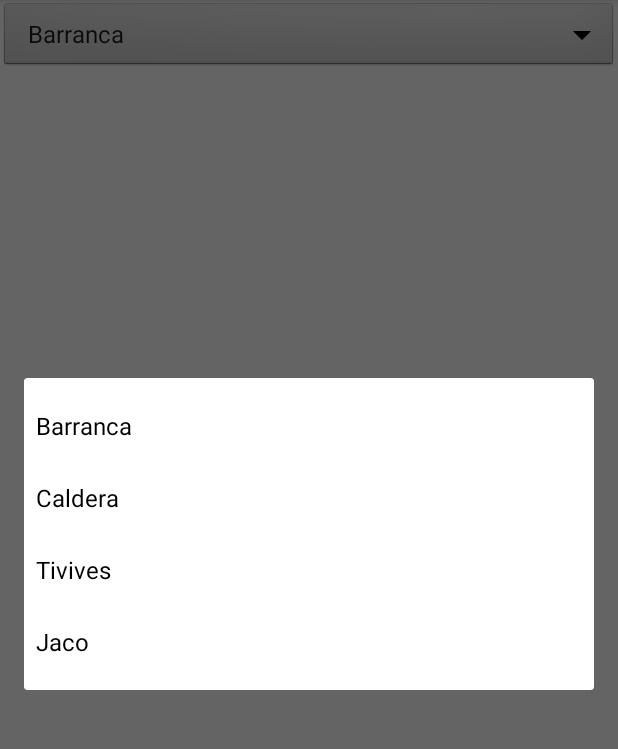
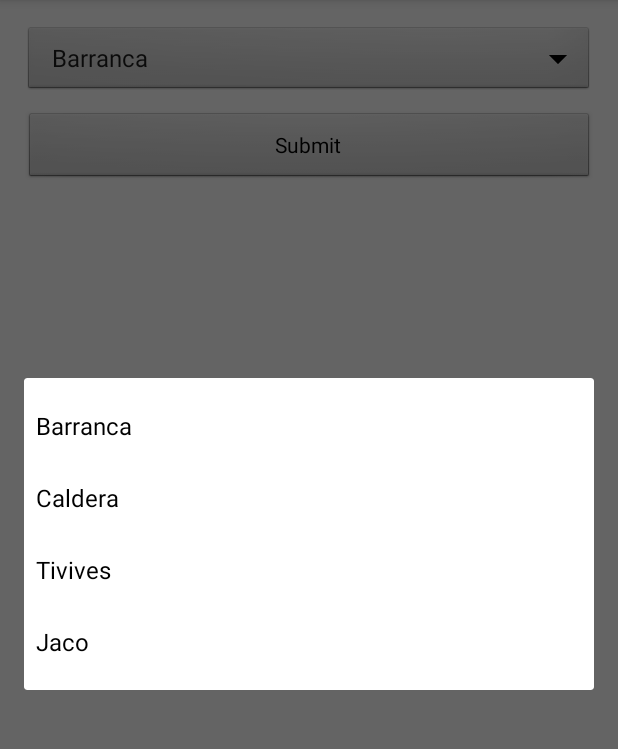
Before and after one commit to rgarro/TimeDream, an Android app: the screen it shows after launch (MainActivity), after a tap on "Barranca", on a phone screen of 412 x 824 dp, the part 84-833 px from its top. Run offline under Robolectric (Android 15) with nearby library versions, the phone set to English and light mode, and no system bars.

Commit message:
still rumbling ...

```diff
--- a/app/src/main/res/layout/activity_main.xml
+++ b/app/src/main/res/layout/activity_main.xml
@@ -4,6 +4,8 @@
     xmlns:tools="http://schemas.android.com/tools"
     android:layout_width="match_parent"
     android:layout_height="match_parent"
+    android:orientation="vertical"
+    android:padding="16dp"
     tools:context="com.emptyart.rolando.timedream.MainActivity">
 
     <Spinner
```
Also changed, not shown: app/src/main/java/com/emptyart/rolando/timedream/MainActivity.java (+18 -1 lines).
